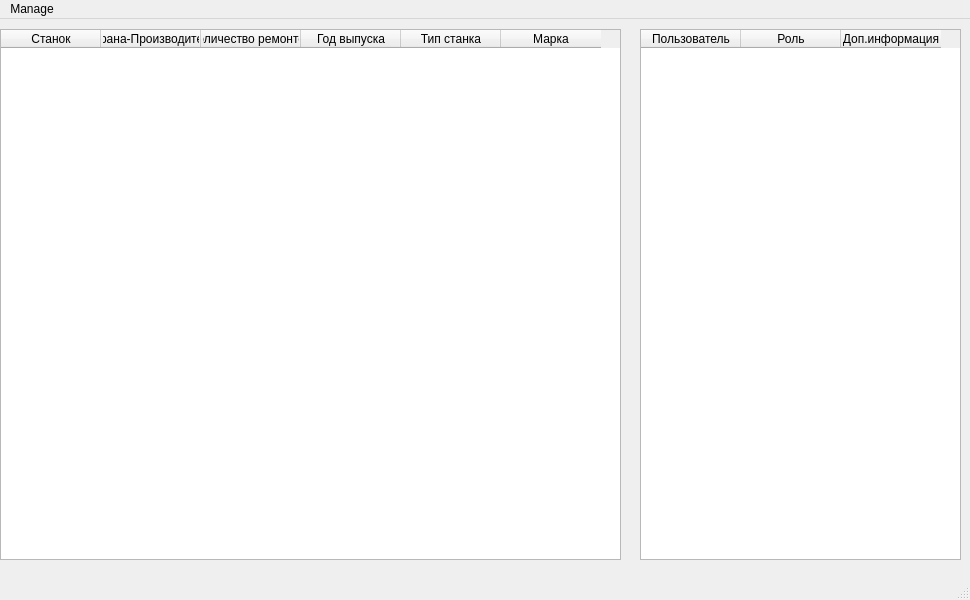
Qt form Machine/mainwindowadmin.ui (Pinkyuu/Machine-building-plant) before a commit.
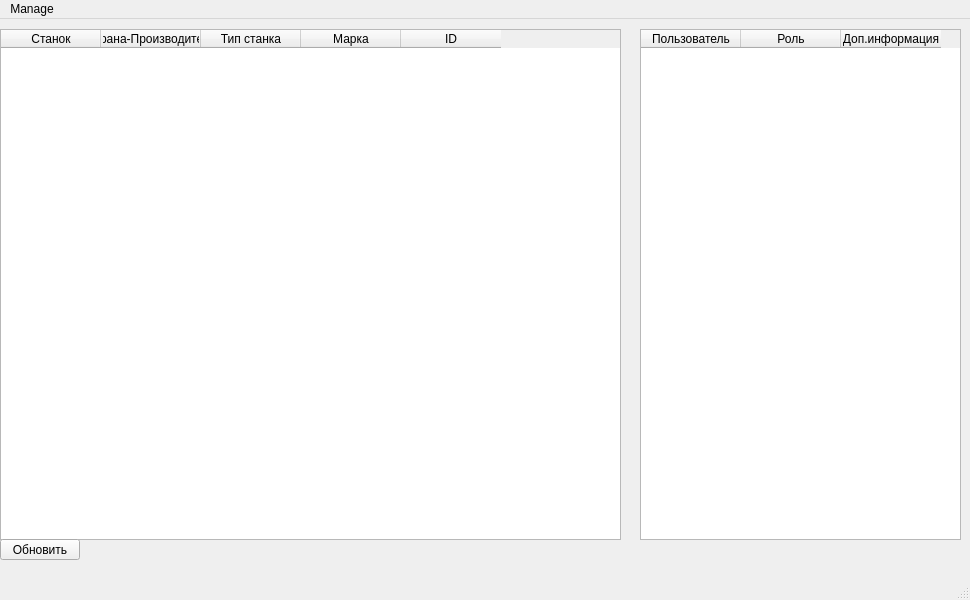
The same form after that commit.

The edit to the form file:
```diff
--- a/Machine/mainwindowadmin.ui
+++ b/Machine/mainwindowadmin.ui
@@ -20,7 +20,7 @@
       <x>0</x>
       <y>10</y>
       <width>621</width>
-      <height>531</height>
+      <height>511</height>
      </rect>
     </property>
     <column>
@@ -33,16 +33,6 @@
       <string>Страна-Производитель</string>
      </property>
     </column>
-    <column>
-     <property name="text">
-      <string>Количество ремонтов</string>
-     </property>
-    </column>
-    <column>
-     <property name="text">
-      <string>Год выпуска</string>
-     </property>
-    </column>
     <column>
      <property name="text">
       <string>Тип станка</string>
@@ -53,6 +43,11 @@
       <string>Марка</string>
      </property>
     </column>
+    <column>
+     <property name="text">
+      <string>ID</string>
+     </property>
+    </column>
    </widget>
    <widget class="QTableWidget" name="tableWidget_2">
     <property name="geometry">
@@ -60,7 +55,7 @@
       <x>640</x>
       <y>10</y>
       <width>321</width>
-      <height>531</height>
+      <height>511</height>
      </rect>
     </property>
     <column>
@@ -79,6 +74,19 @@
      </property>
     </column>
    </widget>
+   <widget class="QPushButton" name="pushButton">
+    <property name="geometry">
+     <rect>
+      <x>0</x>
+      <y>520</y>
+      <width>80</width>
+      <height>21</height>
+     </rect>
+    </property>
+    <property name="text">
+     <string>Обновить</string>
+    </property>
+   </widget>
   </widget>
   <widget class="QMenuBar" name="menubar">
    <property name="geometry">
```
Left out of the diff: 17 changed lines with no effect on the pictures.
